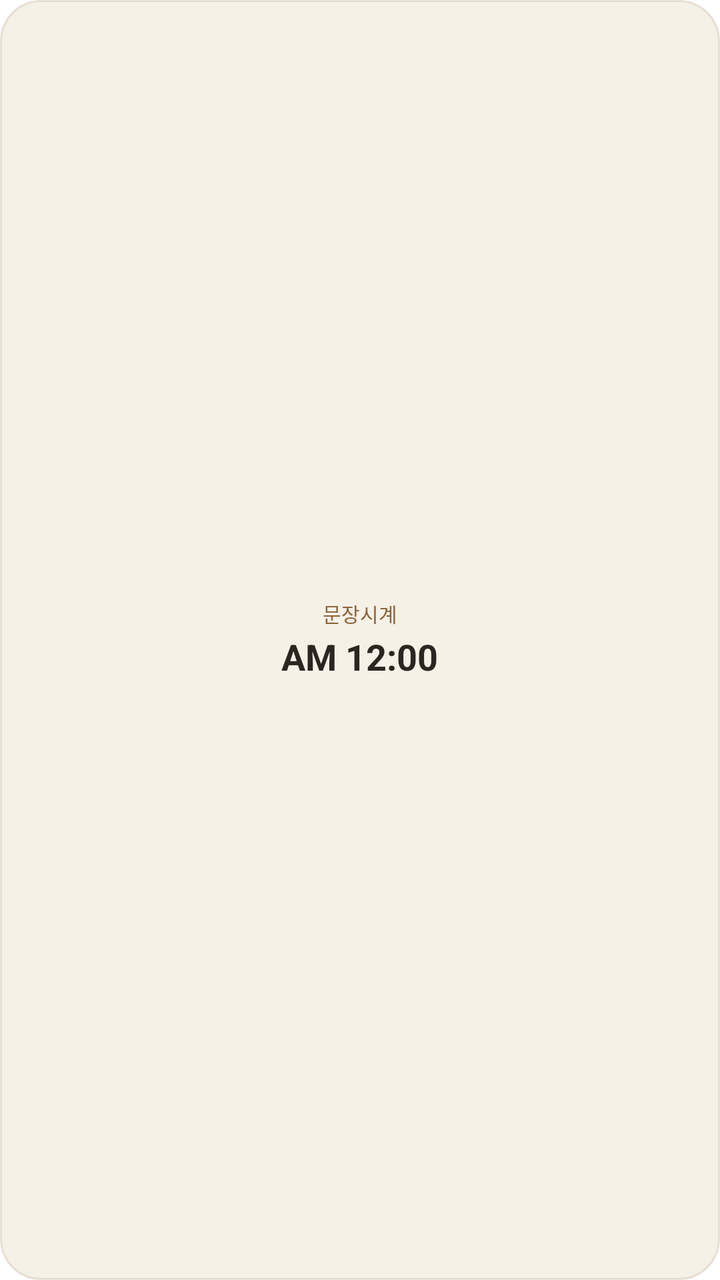
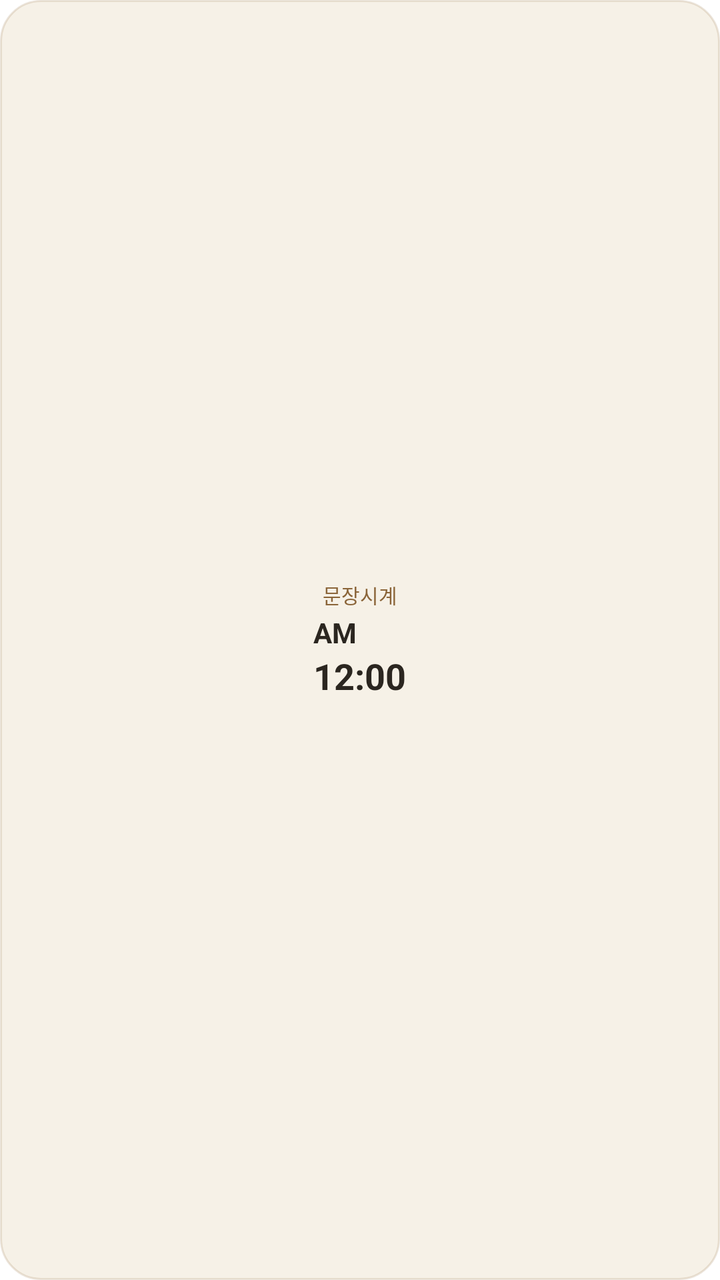

Compare the two renders of this Android layout. The source of the first and the diff that turns it into the second are given below.
<!-- AndroidManifest.xml: fallback theme Theme.MaterialComponents.DayNight.NoActionBar -->
<!-- res/layout/widget_small.xml -->
<?xml version="1.0" encoding="utf-8"?>
<LinearLayout xmlns:android="http://schemas.android.com/apk/res/android"
    android:id="@+id/widget_root"
    android:layout_width="match_parent"
    android:layout_height="match_parent"
    android:orientation="vertical"
    android:gravity="center"
    android:background="@drawable/widget_background"
    android:padding="10dp">

    <TextView
        android:id="@+id/widget_label"
        android:layout_width="wrap_content"
        android:layout_height="wrap_content"
        android:text="문장시계"
        android:textSize="10sp"
        android:textColor="#8A6438" />

    <TextClock
        android:id="@+id/widget_clock"
        android:layout_width="wrap_content"
        android:layout_height="wrap_content"
        android:layout_marginTop="2dp"
        android:format12Hour="a h:mm"
        android:format24Hour="a h:mm"
        android:textSize="18sp"
        android:textStyle="bold"
        android:textColor="#2B2620" />

</LinearLayout>
<!-- resources referenced by this layout -->
<resources>
  <!-- drawable widget_background (drawable) -->
  <?xml version="1.0" encoding="utf-8"?>
  <shape xmlns:android="http://schemas.android.com/apk/res/android">
      <solid android:color="#F6F1E7" />
      <stroke android:width="1dp" android:color="#339C7A4A" />
      <corners android:radius="20dp" />
  </shape>
</resources>

<!-- the commit's change to res/layout/widget_small.xml (unified diff, before → after) -->
@@ -16,15 +16,32 @@
         android:textSize="10sp"
         android:textColor="#8A6438" />
 
-    <TextClock
-        android:id="@+id/widget_clock"
+    
+    <LinearLayout
         android:layout_width="wrap_content"
         android:layout_height="wrap_content"
         android:layout_marginTop="2dp"
-        android:format12Hour="a h:mm"
-        android:format24Hour="a h:mm"
-        android:textSize="18sp"
-        android:textStyle="bold"
-        android:textColor="#2B2620" />
+        android:orientation="vertical">
+
+        <TextView
+            android:id="@+id/widget_meridiem"
+            android:layout_width="wrap_content"
+            android:layout_height="wrap_content"
+            android:text="AM"
+            android:textSize="14sp"
+            android:textStyle="bold"
+            android:textColor="#2B2620" />
+
+        <TextClock
+            android:id="@+id/widget_clock"
+            android:layout_width="wrap_content"
+            android:layout_height="wrap_content"
+            android:format12Hour="h:mm"
+            android:format24Hour="h:mm"
+            android:textSize="18sp"
+            android:textStyle="bold"
+            android:textColor="#2B2620" />
+
+    </LinearLayout>
 
 </LinearLayout>
